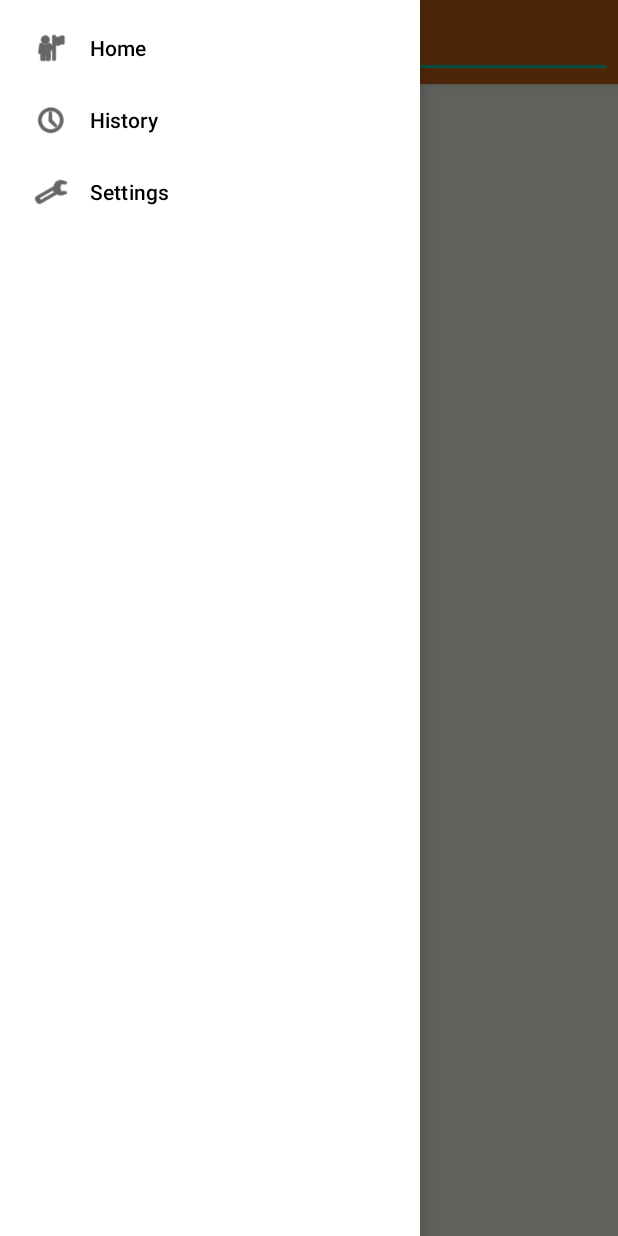
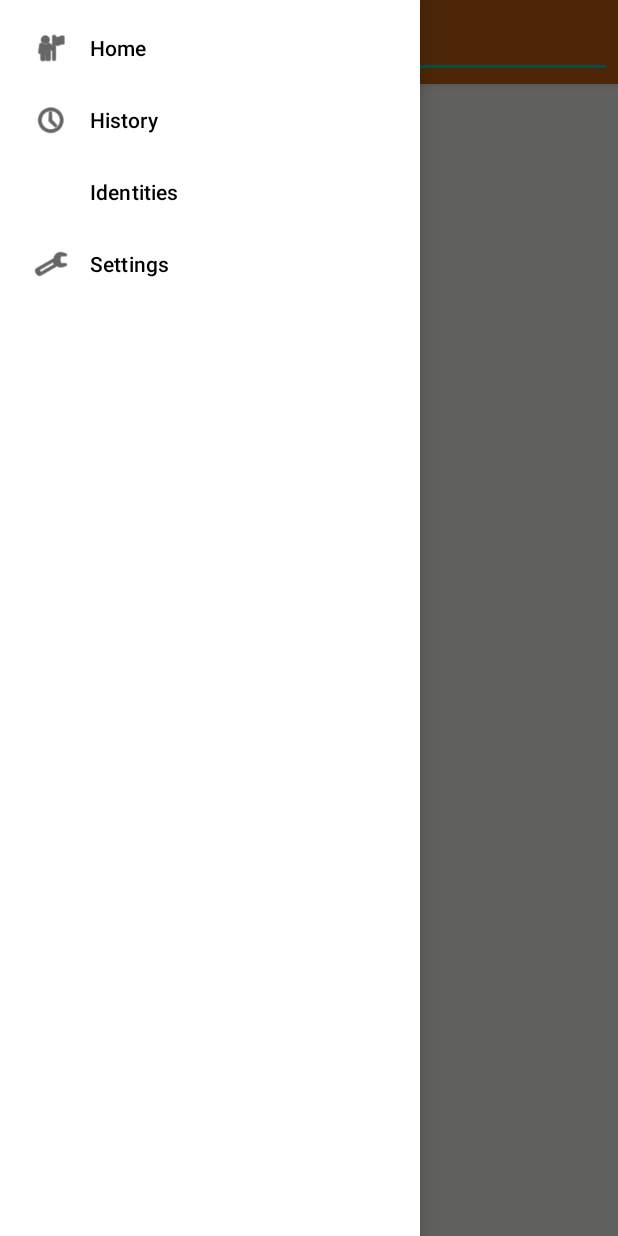
Before and after one commit to Dece/Comet, an Android app: the screen it shows after launch (MainActivity), with the side drawer open, on a phone screen of 412 x 824 dp. Run offline under Robolectric (Android 15) with nearby library versions, the phone set to English and light mode, and no system bars; our stand-ins replace Room's generated code, navigation-ui.

Commit message:
Identities: WIP
This commit overwrites the version 1 database schema. Yeah as long as
Comet is not out of alpha, I'm not dealing with this horrendous
migration process.

```diff
--- a/app/src/main/java/dev/lowrespalmtree/comet/Database.kt
+++ b/app/src/main/java/dev/lowrespalmtree/comet/Database.kt
@@ -1,13 +1,22 @@
 package dev.lowrespalmtree.comet
 
 import android.content.Context
+import androidx.room.AutoMigration
 import androidx.room.Database
 import androidx.room.Room
 import androidx.room.RoomDatabase
 
-@Database(entities = [History.HistoryEntry::class], version = 1)
+@Database(
+    entities = [
+        History.HistoryEntry::class,
+        Identities.Identity::class,
+        Identities.IdentityUsage::class,
+    ],
+    version = 1
+)
 abstract class AppDatabase : RoomDatabase() {
     abstract fun historyEntryDao(): History.HistoryEntryDao
+    abstract fun identityDao(): Identities.IdentityDao
 }
 
 object Database {
@@ -16,6 +25,6 @@ object Database {
     fun init(context: Context) {
         if (::INSTANCE.isInitialized)
             return
-        INSTANCE = Room.databaseBuilder(context, AppDatabase::class.java, "comet").build()
+        INSTANCE = Room.databaseBuilder(context, AppDatabase::class.java, "comet.db").build()
     }
 }
--- a/app/src/main/java/dev/lowrespalmtree/comet/History.kt
+++ b/app/src/main/java/dev/lowrespalmtree/comet/History.kt
@@ -5,9 +5,9 @@ import androidx.room.*
 object History {
     @Entity
     data class HistoryEntry(
-        @PrimaryKey @ColumnInfo(name = "uri") val uri: String,
-        @ColumnInfo(name = "title") var title: String?,
-        @ColumnInfo(name = "lastVisit") var lastVisit: Long,
+        @PrimaryKey val uri: String,
+        var title: String?,
+        var lastVisit: Long,
     )
 
     @Dao
--- a/app/src/main/res/layout/fragment_history_list.xml
+++ b/app/src/main/res/layout/fragment_history_list.xml
@@ -1,6 +1,5 @@
 <?xml version="1.0" encoding="utf-8"?>
 <androidx.recyclerview.widget.RecyclerView xmlns:android="http://schemas.android.com/apk/res/android"
-    xmlns:app="http://schemas.android.com/apk/res-auto"
     xmlns:tools="http://schemas.android.com/tools"
     android:id="@+id/list"
     android:name="dev.lowrespalmtree.comet.HistoryFragment"
@@ -8,6 +7,5 @@
     android:layout_height="match_parent"
     android:layout_marginLeft="16dp"
     android:layout_marginRight="16dp"
-    app:layoutManager="LinearLayoutManager"
     tools:context=".HistoryFragment"
     tools:listitem="@layout/fragment_history_item" />
--- a/app/src/main/res/menu/drawer.xml
+++ b/app/src/main/res/menu/drawer.xml
@@ -10,6 +10,9 @@
         android:icon="@android:drawable/ic_menu_recent_history"
         android:title="@string/history" />
     <item
+        android:id="@+id/identitiesFragment"
+        android:title="@string/identities" />
+    <item
         android:id="@+id/settingsFragment"
         android:icon="@android:drawable/ic_menu_preferences"
         android:title="@string/settings" />
--- a/app/src/main/res/navigation/main.xml
+++ b/app/src/main/res/navigation/main.xml
@@ -15,6 +15,7 @@
         app:exitAnim="@anim/nav_default_exit_anim"
         app:popEnterAnim="@anim/nav_default_pop_enter_anim"
         app:popExitAnim="@anim/nav_default_pop_exit_anim" />
+
     <fragment
         android:id="@+id/historyFragment"
         android:name="dev.lowrespalmtree.comet.HistoryFragment"
@@ -26,6 +27,12 @@
         app:exitAnim="@anim/nav_default_exit_anim"
         app:popEnterAnim="@anim/nav_default_pop_enter_anim"
         app:popExitAnim="@anim/nav_default_pop_exit_anim" />
+
+    <fragment
+        android:id="@+id/identitiesFragment"
+        android:name="dev.lowrespalmtree.comet.IdentitiesFragment"
+        android:label="IdentitiesFragment" />
+
     <fragment
         android:id="@+id/settingsFragment"
         android:name="dev.lowrespalmtree.comet.SettingsFragment"
--- a/app/src/main/res/values/strings.xml
+++ b/app/src/main/res/values/strings.xml
@@ -28,6 +28,9 @@
     </string>
     <string name="attachment_summary_off">Only download attachments when manually requested</string>
     <string name="home">Home</string>
+    <!-- TODO: Remove or change this placeholder text -->
+    <string name="hello_blank_fragment">Hello blank fragment</string>
+    <string name="identities">Identities</string>
 
 
 </resources>
```
Also changed, not shown: app/src/main/java/dev/lowrespalmtree/comet/HistoryFragment.kt (+8 -6 lines), app/src/main/java/dev/lowrespalmtree/comet/Identities.kt (added, +38 -0 lines), app/src/main/java/dev/lowrespalmtree/comet/IdentitiesFragment.kt (added, +21 -0 lines), app/src/main/java/dev/lowrespalmtree/comet/IdentityAdapter.kt (added, +23 -0 lines), app/src/main/res/layout/fragment_identities.xml (added, +32 -0 lines), app/src/main/res/layout/fragment_identity.xml (added, +21 -0 lines), 1 other file.
